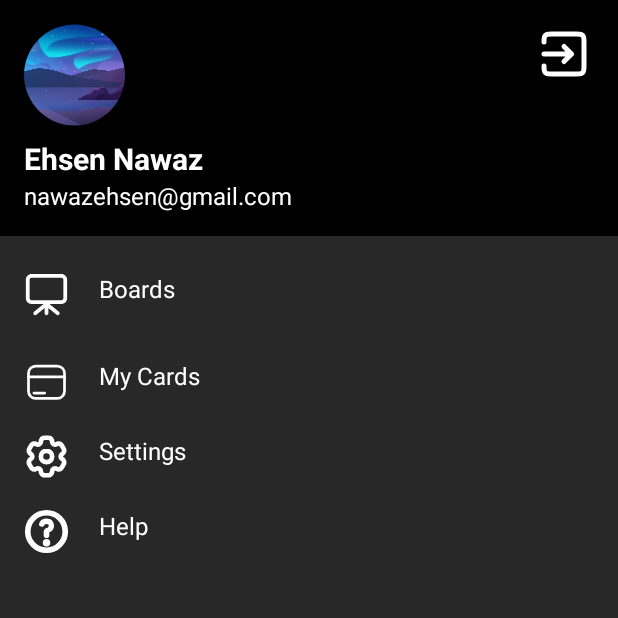
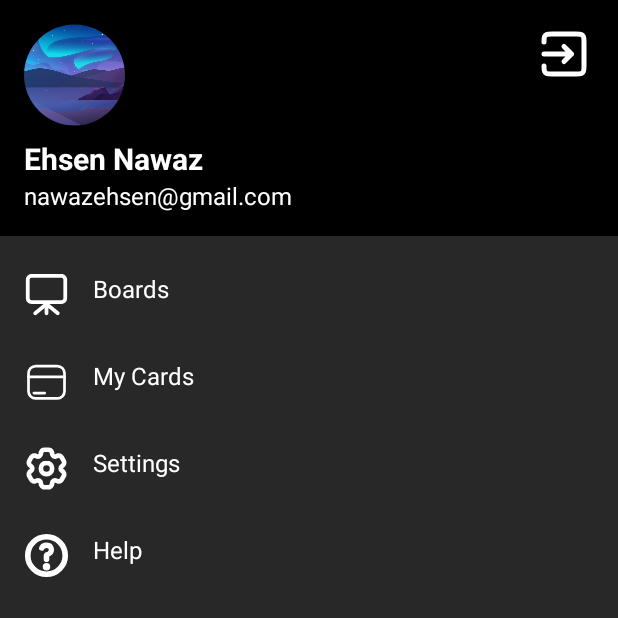
Before and after one commit to mahsannawaz1/trello, an Android app built with Jetpack Compose: the ProfileActivity screen opened directly, with no data from a screen before it, on a phone screen of 412 x 824 dp, the top half of it. Run offline under Robolectric (Android 15) with nearby library versions, the phone set to English and light mode, and no system bars; our stand-ins replace CircleImageView.

Commit message:
fixed ui errors and navigation bugs

```diff
--- a/app/src/main/java/com/example/trello_clone/EditBoard.kt
+++ b/app/src/main/java/com/example/trello_clone/EditBoard.kt
@@ -92,6 +92,10 @@ class EditBoard : AppCompatActivity() {
         openModalButton1.setOnClickListener {
             modalView1.visibility = View.VISIBLE
         }
+        val openModalButton2 = findViewById<ImageView>(R.id.link_image)
+        openModalButton2.setOnClickListener {
+            modalView1.visibility = View.VISIBLE
+        }
 
         // Hiding the modal when clicking outside the main modal area (this will close the modal)
         modalView1.setOnClickListener {
--- a/app/src/main/java/com/example/trello_clone/ProfileActivity.kt
+++ b/app/src/main/java/com/example/trello_clone/ProfileActivity.kt
@@ -5,6 +5,7 @@ import android.media.Image
 import android.os.Bundle
 import android.view.MotionEvent
 import android.widget.ImageView
+import android.widget.LinearLayout
 import android.widget.ListView
 import androidx.appcompat.app.AppCompatActivity
 
@@ -26,5 +27,29 @@ class ProfileActivity : AppCompatActivity() {
                 }
             }
 
+            var goToBoards = findViewById<LinearLayout>(R.id.boards_section)
+            goToBoards.setOnTouchListener { view, motionEvent ->
+                when (motionEvent.action) {
+                    MotionEvent.ACTION_DOWN -> {
+                        val intent = Intent(this, HomeActivity::class.java)
+                        startActivity(intent)
+                        true
+                    }
+                    else -> false
+                }
+            }
+
+            var goToCards = findViewById<LinearLayout>(R.id.cards_section)
+            goToCards.setOnTouchListener { view, motionEvent ->
+                when (motionEvent.action) {
+                    MotionEvent.ACTION_DOWN -> {
+                        val intent = Intent(this, BoardMenu::class.java)
+                        startActivity(intent)
+                        true
+                    }
+                    else -> false
+                }
+            }
+
     }
 }
--- a/app/src/main/res/layout/activity_profile.xml
+++ b/app/src/main/res/layout/activity_profile.xml
@@ -79,98 +79,110 @@
         tools:layout_editor_absoluteX="0dp"
         app:layout_constraintTop_toBottomOf="@id/profile_section">
 
-        <!-- Boards Icon and Text -->
+        <!-- Boards Section -->
+        <LinearLayout
+            android:id="@+id/boards_section"
+            android:layout_width="match_parent"
+            android:layout_height="wrap_content"
+            app:layout_constraintStart_toStartOf="parent"
+            app:layout_constraintTop_toTopOf="parent"
+            android:layout_marginStart="16dp"
+            android:layout_marginTop="24dp">
+
             <ImageView
                 android:id="@+id/boards_icon"
                 android:layout_width="30dp"
                 android:layout_height="30dp"
-            android:layout_marginStart="16dp"
-            android:layout_marginTop="24dp"
-            android:src="@drawable/ic_board"
-            app:layout_constraintStart_toStartOf="parent"
-            app:layout_constraintTop_toTopOf="parent" />
+                android:src="@drawable/ic_board"/>
 
             <TextView
                 android:id="@+id/tv_boards"
                 android:layout_width="wrap_content"
                 android:layout_height="wrap_content"
-            android:layout_marginStart="20dp"
-            android:layout_marginTop="24dp"
+                android:layout_marginLeft="16dp"
                 android:text="Boards"
                 android:textColor="@color/white"
-            android:textSize="16sp"
-            app:layout_constraintStart_toEndOf="@id/boards_icon"
-            app:layout_constraintTop_toTopOf="parent" />
+                android:textSize="16sp"/>
+        </LinearLayout>
 
-        <!-- Cards Icon and Text -->
+        <!-- Cards Section -->
+        <LinearLayout
+            android:id="@+id/cards_section"
+            android:layout_width="match_parent"
+            android:layout_height="wrap_content"
+            app:layout_constraintStart_toStartOf="parent"
+            app:layout_constraintTop_toBottomOf="@id/boards_section"
+            android:layout_marginStart="16dp"
+            android:layout_marginTop="28dp">
+
             <ImageView
                 android:id="@+id/cards_icon"
                 android:layout_width="30dp"
                 android:layout_height="30dp"
-            android:layout_marginStart="16dp"
-            android:layout_marginTop="28dp"
-            android:src="@drawable/ic_card"
-            app:layout_constraintStart_toStartOf="parent"
-            app:layout_constraintTop_toBottomOf="@id/boards_icon" />
-
-        <!-- Settings Icon and Text -->
+                android:src="@drawable/ic_card"/>
 
             <TextView
                 android:id="@+id/tv_cards"
                 android:layout_width="wrap_content"
                 android:layout_height="wrap_content"
-            android:layout_marginStart="20dp"
-            android:layout_marginTop="36dp"
+                android:layout_marginLeft="16dp"
                 android:text="My Cards"
                 android:textColor="@color/white"
-            android:textSize="16sp"
-            app:layout_constraintStart_toEndOf="@id/cards_icon"
-            app:layout_constraintTop_toBottomOf="@id/tv_boards" />
+                android:textSize="16sp"/>
+        </LinearLayout>
+
+        <!-- Settings Section -->
+        <LinearLayout
+            android:id="@+id/settings_section"
+            android:layout_width="match_parent"
+            android:layout_height="wrap_content"
+            app:layout_constraintStart_toStartOf="parent"
+            app:layout_constraintTop_toBottomOf="@id/cards_section"
+            android:layout_marginStart="16dp"
+            android:layout_marginTop="28dp">
 
             <ImageView
                 android:id="@+id/settings_icon"
                 android:layout_width="30dp"
                 android:layout_height="30dp"
-            android:layout_marginStart="16dp"
-            android:layout_marginTop="28dp"
-            android:src="@drawable/ic_settings"
-            app:layout_constraintStart_toStartOf="parent"
-            app:layout_constraintTop_toBottomOf="@id/tv_cards" />
+                android:src="@drawable/ic_settings"/>
 
             <TextView
                 android:id="@+id/tv_settings"
                 android:layout_width="wrap_content"
                 android:layout_height="wrap_content"
-            android:layout_marginStart="20dp"
-            android:layout_marginTop="28dp"
                 android:text="Settings"
+                android:layout_marginLeft="16dp"
                 android:textColor="@color/white"
-            android:textSize="16sp"
-            app:layout_constraintStart_toEndOf="@id/settings_icon"
-            app:layout_constraintTop_toBottomOf="@id/tv_cards" />
+                android:textSize="16sp"/>
+        </LinearLayout>
 
-        <!-- Help Icon and Text -->
+        <!-- Help Section -->
+        <LinearLayout
+            android:id="@+id/help_section"
+            android:layout_width="match_parent"
+            android:layout_height="wrap_content"
+            app:layout_constraintStart_toStartOf="parent"
+            app:layout_constraintTop_toBottomOf="@id/settings_section"
+            android:layout_marginStart="16dp"
+            android:layout_marginTop="28dp">
+
             <ImageView
                 android:id="@+id/help_icon"
                 android:layout_width="30dp"
                 android:layout_height="30dp"
-            android:layout_marginStart="16dp"
-            android:layout_marginTop="28dp"
-            android:src="@drawable/ic_help"
-            app:layout_constraintStart_toStartOf="parent"
-            app:layout_constraintTop_toBottomOf="@id/tv_settings" />
+                android:src="@drawable/ic_help"/>
 
             <TextView
                 android:id="@+id/tv_help"
                 android:layout_width="wrap_content"
                 android:layout_height="wrap_content"
-            android:layout_marginStart="20dp"
-            android:layout_marginTop="28dp"
+                android:layout_marginLeft="16dp"
                 android:text="Help"
                 android:textColor="@color/white"
-            android:textSize="16sp"
-            app:layout_constraintStart_toEndOf="@id/help_icon"
-            app:layout_constraintTop_toBottomOf="@id/tv_settings" />
+                android:textSize="16sp"/>
+        </LinearLayout>
 
     </androidx.constraintlayout.widget.ConstraintLayout>
+
 </androidx.constraintlayout.widget.ConstraintLayout>
```
Also changed, not shown: app/src/main/java/com/example/trello_clone/SignInActivity.kt (+12 -0 lines), app/src/main/java/com/example/trello_clone/SignUpActivity.kt (+12 -0 lines), app/src/main/res/layout/activity_edit_board.xml (+21 -7 lines), app/src/main/res/layout/activity_home.xml (+1 -10 lines). Lines whose indentation alone changed are shown as unchanged.
